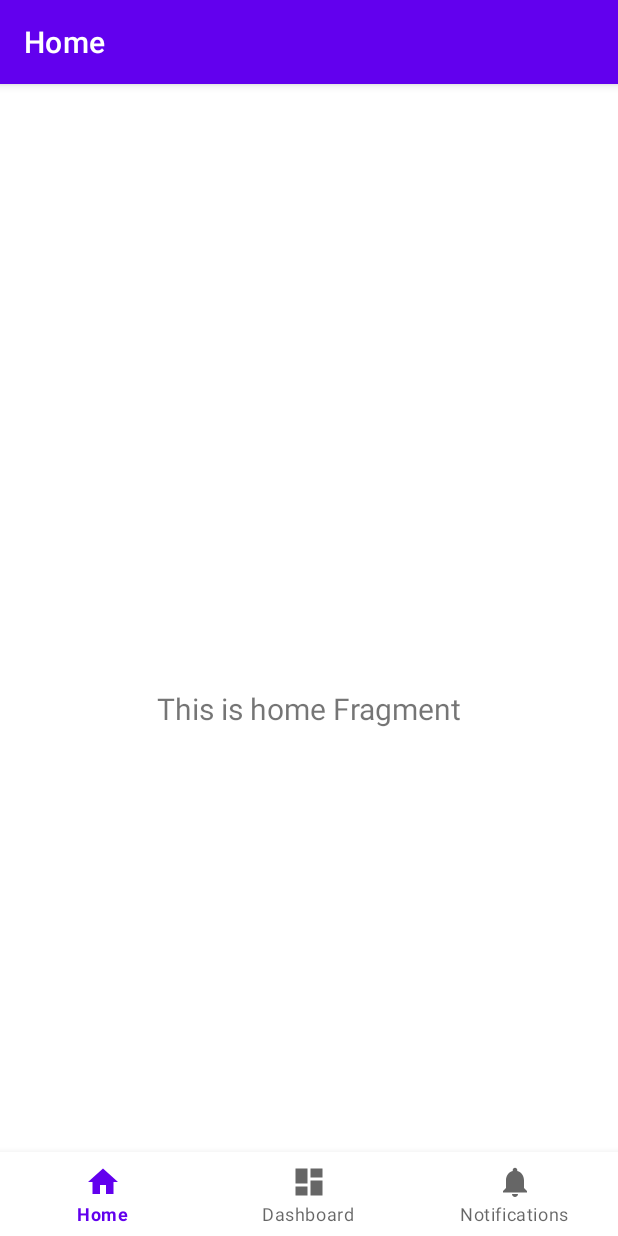
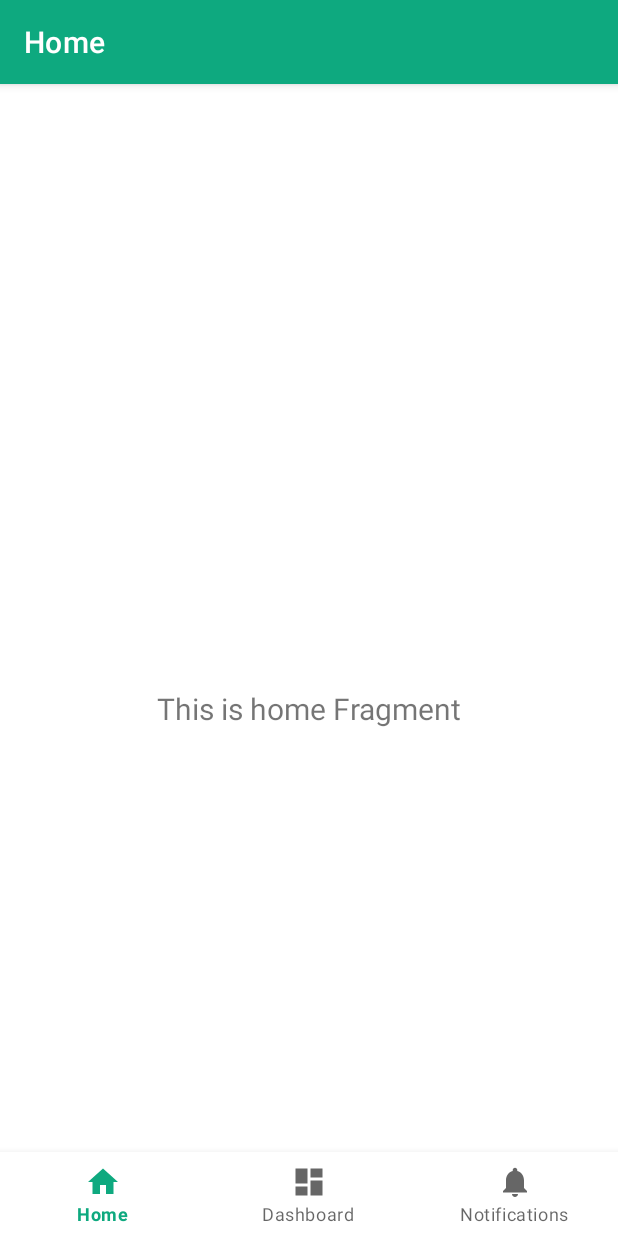
Before and after one commit to eeryyy282/valorant-agent-android, an Android app: the screen it shows after launch (MainActivity), on a phone screen of 412 x 824 dp. Run offline under Robolectric (Android 15) with nearby library versions, the phone set to English and light mode, and no system bars; our stand-ins replace navigation-ui.

Commit message:
Add color resource

```diff
--- a/app/src/main/res/values-night/themes.xml
+++ b/app/src/main/res/values-night/themes.xml
@@ -1,16 +1,12 @@
-<resources xmlns:tools="http://schemas.android.com/tools">
-    <!-- Base application theme. -->
+<resources>
+
     <style name="Theme.Valorantagentandroid" parent="Theme.MaterialComponents.DayNight.DarkActionBar">
-        <!-- Primary brand color. -->
-        <item name="colorPrimary">@color/purple_200</item>
-        <item name="colorPrimaryVariant">@color/purple_700</item>
+        <item name="colorPrimary">@color/green</item>
         <item name="colorOnPrimary">@color/black</item>
-        <!-- Secondary brand color. -->
-        <item name="colorSecondary">@color/teal_200</item>
-        <item name="colorSecondaryVariant">@color/teal_200</item>
+        <item name="colorSecondary">@color/orange</item>
         <item name="colorOnSecondary">@color/black</item>
-        <!-- Status bar color. -->
-        <item name="android:statusBarColor">?attr/colorPrimaryVariant</item>
-        <!-- Customize your theme here. -->
+        <item name="colorTertiary">@color/purple</item>
+        <item name="colorOnTertiary">@color/black</item>
+        <item name="android:statusBarColor">@color/green</item>
     </style>
 </resources>
--- a/app/src/main/res/values/colors.xml
+++ b/app/src/main/res/values/colors.xml
@@ -1,10 +1,9 @@
 <?xml version="1.0" encoding="utf-8"?>
 <resources>
-    <color name="purple_200">#FFBB86FC</color>
-    <color name="purple_500">#FF6200EE</color>
-    <color name="purple_700">#FF3700B3</color>
-    <color name="teal_200">#FF03DAC5</color>
-    <color name="teal_700">#FF018786</color>
-    <color name="black">#FF000000</color>
-    <color name="white">#FFFFFFFF</color>
+    <color name="black">#141414</color>
+    <color name="white">#FEFEFE</color>
+    <color name="green">#0EA97F</color>
+    <color name="purple">#718AF7</color>
+    <color name="orange">#FC6232</color>
+    <color name="white_gray">#F5F5F5</color>
 </resources>
--- a/app/src/main/res/values/themes.xml
+++ b/app/src/main/res/values/themes.xml
@@ -1,16 +1,12 @@
-<resources xmlns:tools="http://schemas.android.com/tools">
-    <!-- Base application theme. -->
+<resources>
+
     <style name="Theme.Valorantagentandroid" parent="Theme.MaterialComponents.DayNight.DarkActionBar">
-        <!-- Primary brand color. -->
-        <item name="colorPrimary">@color/purple_500</item>
-        <item name="colorPrimaryVariant">@color/purple_700</item>
+        <item name="colorPrimary">@color/green</item>
         <item name="colorOnPrimary">@color/white</item>
-        <!-- Secondary brand color. -->
-        <item name="colorSecondary">@color/teal_200</item>
-        <item name="colorSecondaryVariant">@color/teal_700</item>
-        <item name="colorOnSecondary">@color/black</item>
-        <!-- Status bar color. -->
-        <item name="android:statusBarColor">?attr/colorPrimaryVariant</item>
-        <!-- Customize your theme here. -->
+        <item name="colorSecondary">@color/orange</item>
+        <item name="colorOnSecondary">@color/white</item>
+        <item name="colorTertiary">@color/purple</item>
+        <item name="colorOnTertiary">@color/white</item>
+        <item name="android:statusBarColor">@color/green</item>
     </style>
 </resources>
```
